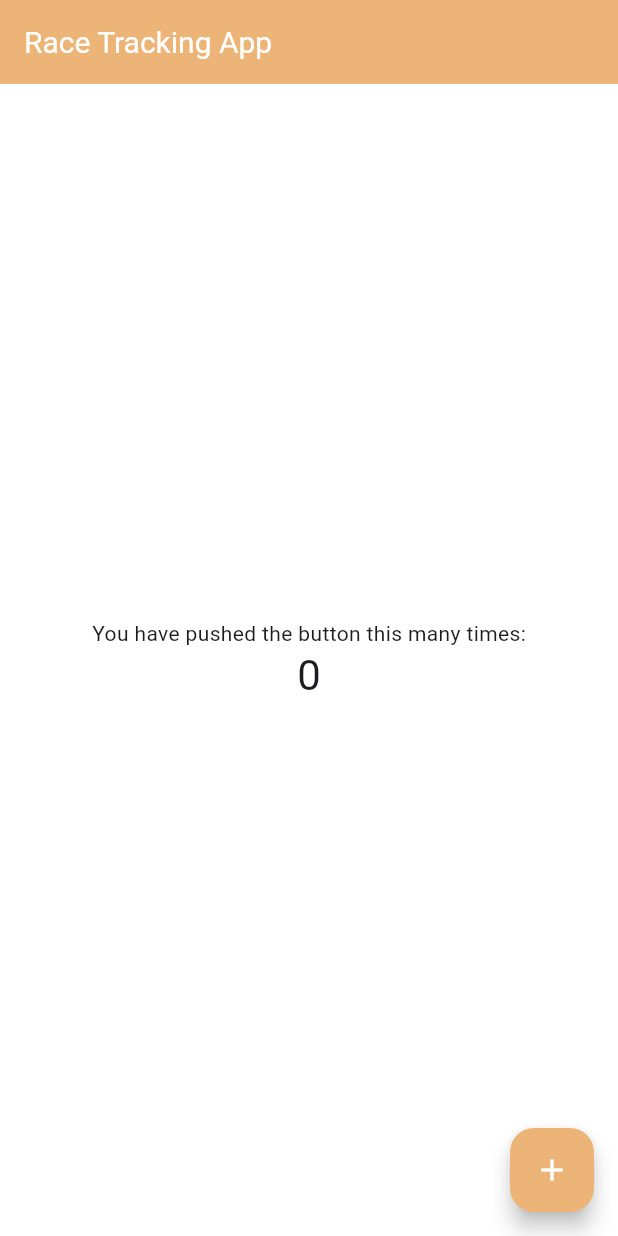
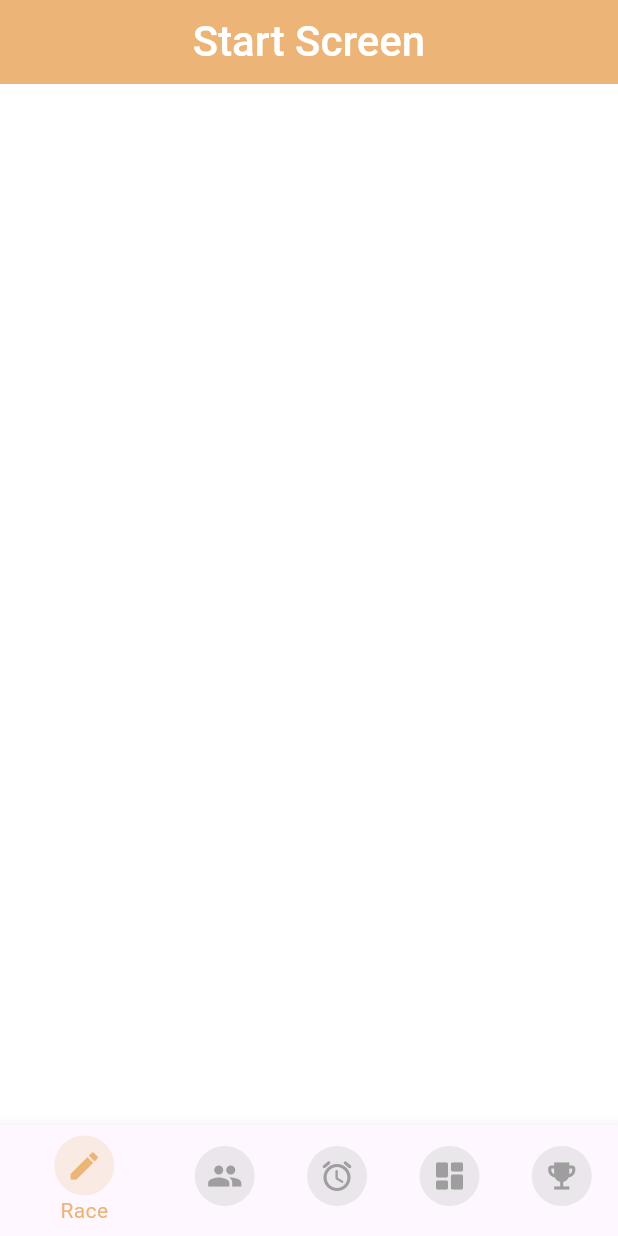
Before and after one commit to Makarasok24/race_tracking, a Flutter app: the screen it shows after launch, on a phone screen of 412 x 824 dp. Run offline on Flutter 3.47's test engine with Material 3 defaults, Android fonts, the phone set to English and light mode, and no system bars; Roboto replaces fonts that are missing (Eesti).

```diff
--- a/lib/main.dart
+++ b/lib/main.dart
@@ -1,5 +1,8 @@
 import 'package:flutter/material.dart';
 import 'package:race_tracking/theme/theme.dart';
+import 'package:race_tracking/ui/screens/race_form.dart';
+import 'package:race_tracking/ui/screens/start_screen.dart';
+import 'package:race_tracking/widgets/icon_button_navbar.dart';
 
 void main() {
   runApp(const MyApp());
@@ -14,56 +17,73 @@ class MyApp extends StatelessWidget {
     return MaterialApp(
       title: 'Flutter Demo',
       theme: appTheme,
-      home: const MyHomePage(title: 'Race Tracking App'),
+      home: const MyHomePage(),
       debugShowCheckedModeBanner: false,
     );
   }
 }
 
 class MyHomePage extends StatefulWidget {
-  const MyHomePage({super.key, required this.title});
-  final String title;
-
+  const MyHomePage({super.key});
   @override
   State<MyHomePage> createState() => _MyHomePageState();
 }
 
 class _MyHomePageState extends State<MyHomePage> {
-  int _counter = 0;
-
-  void _incrementCounter() {
-    setState(() {
-      _counter++;
-    });
-  }
-
+  int _currentIndex = 0;
   @override
   Widget build(BuildContext context) {
     return Scaffold(
-      appBar: AppBar(
-        backgroundColor: RTAColors.primary,
-        title: Text(
-          widget.title,
-          style: RTATextStyles.title.copyWith(color: RTAColors.white),
-        ),
-      ),
-      body: Center(
-        child: Column(
-          mainAxisAlignment: MainAxisAlignment.center,
-          children: <Widget>[
-            const Text('You have pushed the button this many times:'),
-            Text(
-              '$_counter',
-              style: Theme.of(context).textTheme.headlineMedium,
+      body: _currentIndex == 0 ? StartScreen() : RaceForm(),
+      bottomNavigationBar: BottomNavigationBar(
+        currentIndex: _currentIndex,
+        selectedItemColor: RTAColors.primary,
+        unselectedItemColor: Colors.grey,
+        backgroundColor: Colors.white,
+        showSelectedLabels: true,
+        showUnselectedLabels: false,
+        onTap: (index) {
+          setState(() {
+            _currentIndex = index;
+          });
+        },
+        items: <BottomNavigationBarItem>[
+          BottomNavigationBarItem(
+            icon: IconButtonNavBar(
+              isSelected: _currentIndex == 0,
+              icon: Icons.edit,
             ),
-          ],
-        ),
-      ),
-      floatingActionButton: FloatingActionButton(
-        onPressed: _incrementCounter,
-        tooltip: 'Increment',
-        backgroundColor: RTAColors.primary,
-        child: Icon(Icons.add, color: RTAColors.white, size: RTASize.icon),
+            label: 'Race',
+          ),
+          BottomNavigationBarItem(
+            icon: IconButtonNavBar(
+              icon: Icons.people,
+              isSelected: _currentIndex == 1,
+            ),
+            label: 'Participants',
+          ),
+          BottomNavigationBarItem(
+            icon: IconButtonNavBar(
+              icon: Icons.access_alarm_rounded,
+              isSelected: _currentIndex == 2,
+            ),
+            label: 'Timer',
+          ),
+          BottomNavigationBarItem(
+            icon: IconButtonNavBar(
+              icon: Icons.dashboard_rounded,
+              isSelected: _currentIndex == 3,
+            ),
+            label: 'Dashboard',
+          ),
+          BottomNavigationBarItem(
+            icon: IconButtonNavBar(
+              icon: Icons.emoji_events,
+              isSelected: _currentIndex == 4,
+            ),
+            label: 'Results',
+          ),
+        ],
       ),
     );
   }
--- /dev/null
+++ b/lib/ui/screens/race_form.dart
@@ -0,0 +1,23 @@
+import 'package:flutter/material.dart';
+import 'package:race_tracking/theme/theme.dart';
+
+class RaceForm extends StatefulWidget {
+  const RaceForm({super.key});
+
+  @override
+  State<RaceForm> createState() => _RaceFormState();
+}
+
+class _RaceFormState extends State<RaceForm> {
+  @override
+  Widget build(BuildContext context) {
+    return Scaffold(
+      appBar: AppBar(
+        title: Text("Race Form", style: TextStyle(color: RTAColors.white)),
+        backgroundColor: RTAColors.primary,
+        centerTitle: true,
+        titleTextStyle: RTATextStyles.heading,
+      ),
+    );
+  }
+}
--- /dev/null
+++ b/lib/ui/screens/start_screen.dart
@@ -0,0 +1,18 @@
+import 'package:flutter/material.dart';
+import 'package:race_tracking/theme/theme.dart';
+
+class StartScreen extends StatelessWidget {
+  const StartScreen({super.key});
+
+  @override
+  Widget build(BuildContext context) {
+    return Scaffold(
+      appBar: AppBar(
+        title: Text("Start Screen", style: TextStyle(color: RTAColors.white)),
+        backgroundColor: RTAColors.primary,
+        centerTitle: true,
+        titleTextStyle: RTATextStyles.heading,
+      ),
+    );
+  }
+}
--- /dev/null
+++ b/lib/widgets/icon_button_navbar.dart
@@ -0,0 +1,32 @@
+import 'package:flutter/material.dart';
+import 'package:race_tracking/theme/theme.dart';
+
+class IconButtonNavBar extends StatelessWidget {
+  const IconButtonNavBar({
+    super.key,
+    required this.icon,
+    required this.isSelected, // Changed from currentIndex to a boolean for clarity
+    this.selectedColor = const Color(0xFFECB476),
+    this.unselectedColor = Colors.grey,
+  });
+
+  final IconData icon;
+  final bool isSelected; // Determines if the icon is in selected state
+  final Color selectedColor;
+  final Color unselectedColor;
+
+  @override
+  Widget build(BuildContext context) {
+    return Container(
+      padding: const EdgeInsets.all(8),
+      decoration: BoxDecoration(
+        shape: BoxShape.circle,
+        color:
+            isSelected
+                ? selectedColor.withOpacity(0.2)
+                : unselectedColor.withOpacity(0.2),
+      ),
+      child: Icon(icon, color: isSelected ? selectedColor : unselectedColor),
+    );
+  }
+}
```
